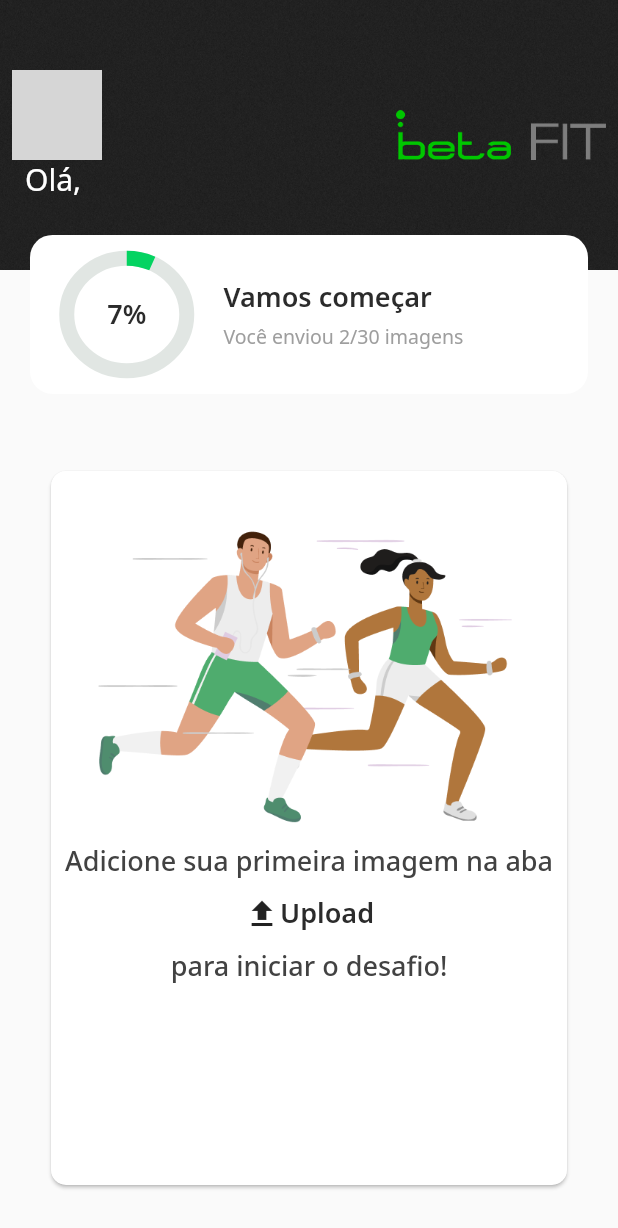
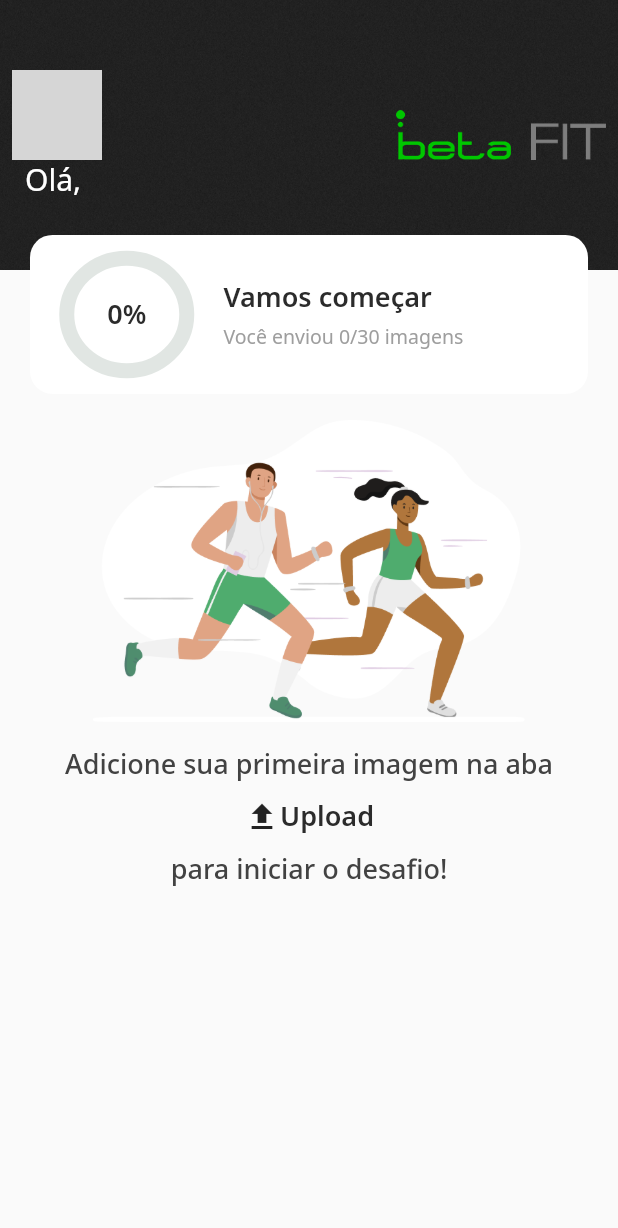
Before and after one commit to thiago1591/Beta_Fit, a Flutter app: the HomePage screen opened directly with empty values, on a phone screen of 412 x 824 dp. Shown: the top 1228 px of the screen. Run offline on Flutter 3.47's test engine with Material 2 defaults, Android fonts, the phone set to English and light mode, and no system bars; our stand-ins replace cloud_firestore, firebase_core, firebase_storage, google_fonts, google_sign_in, image_cropper and 3 more; accounts and stored records are empty; network calls fail; grey boxes are pictures that could not be loaded.

Commit message:
Some fixes

```diff
--- a/lib/home/home_page.dart
+++ b/lib/home/home_page.dart
@@ -1,10 +1,11 @@
-import 'dart:convert';
 import 'package:beta_fit/home/widgets/appbar/app_bar_widget.dart';
 import 'package:beta_fit/home/widgets/begin_challenge/begin_challenge_widget.dart';
+import 'package:beta_fit/shared/services/map_indexed.dart';
 import 'package:beta_fit/home/widgets/imagecard/image_card_widget.dart';
 import 'package:beta_fit/shared/controllers/images_controller.dart';
 import 'package:beta_fit/shared/models/user_model.dart';
 import 'package:flutter/material.dart';
+
 
 class HomePage extends StatefulWidget {
   final UserModel user;
@@ -20,7 +21,7 @@ class _HomePageState extends State<HomePage> {
   Widget build(BuildContext context) {
     return Scaffold(
       body: FutureBuilder(
-        future: imagesController.getImagesLocal(context, widget.user),
+        future: imagesController.getImagesFirebase(widget.user),
         builder: (context, snapshot) {
 
           if (!snapshot.hasData) {
@@ -29,11 +30,11 @@ class _HomePageState extends State<HomePage> {
             );
           }
 
-          List imagesList = jsonDecode(snapshot.data.toString());
+          List imagesList = snapshot.data! as List;
 
           if (imagesList.length == 0) {
             return BeginChallengeWidget(
-                user: widget.user, imagesQtt: 2);
+                user: widget.user, imagesQtt: 0);
           }
 
           return Scaffold(
@@ -48,12 +49,12 @@ class _HomePageState extends State<HomePage> {
                       mainAxisSpacing: 0,
                       crossAxisCount: 2,
                       children: imagesList
-                          .map((item) => ImageCardWidget(
-                              profileImage: "$item",
-                              date: "nao implementado ainda"))
+                          .mapIndexed((index,item) => ImageCardWidget(
+                              profileImage: "${item['imageURL']}",
+                              date: "${item['date']}"))
                           .toList(),
                     ),
-                  )
+                  ),
                 ],
               ),
             ),
--- a/lib/home/widgets/begin_challenge/begin_challenge_widget.dart
+++ b/lib/home/widgets/begin_challenge/begin_challenge_widget.dart
@@ -6,7 +6,9 @@ import 'package:flutter/material.dart';
 class BeginChallengeWidget extends StatelessWidget {
   final UserModel user;
   final int imagesQtt;
-  const BeginChallengeWidget({ Key? key, required this.user, required this.imagesQtt }) : super(key: key);
+  const BeginChallengeWidget(
+      {Key? key, required this.user, required this.imagesQtt})
+      : super(key: key);
 
   @override
   Widget build(BuildContext context) {
@@ -16,20 +18,14 @@ class BeginChallengeWidget extends StatelessWidget {
           user,
           imagesQtt,
         ),
-        body: Center(
-          child: Padding(
-            padding: const EdgeInsets.all(30),
-            child: Container(
-              child: Card(
-                  shape: RoundedRectangleBorder(
-                      borderRadius: BorderRadius.circular(10)),
-                  child: Padding(
-                    padding: const EdgeInsets.all(8.0),
+        body: SingleChildScrollView(
           child: Column(
             children: [
-                        Image.asset('assets/images/workout2.png'),
+              FractionallySizedBox(
+                widthFactor: 0.7,
+                child: Image.asset('assets/images/workout2.png')),
               SizedBox(
-                          height: 10,
+                height: 15,
               ),
               Text(
                 'Adicione sua primeira imagem na aba',
@@ -59,9 +55,6 @@ class BeginChallengeWidget extends StatelessWidget {
               ),
             ],
           ),
-                  )),
-            ),
-          ),
         ),
       ),
     );
--- a/lib/home/widgets/imagecard/image_card_widget.dart
+++ b/lib/home/widgets/imagecard/image_card_widget.dart
@@ -1,3 +1,4 @@
+import 'package:beta_fit/shared/services/format_date.dart';
 import 'package:flutter/material.dart';
 
 class ImageCardWidget extends StatelessWidget {
@@ -37,7 +38,7 @@ class ImageCardWidget extends StatelessWidget {
                         mainAxisAlignment: MainAxisAlignment.center,
                         children: [
                           Text(
-                            '16/08',
+                            '${formatDate(date)}',
                             style: TextStyle(fontWeight: FontWeight.bold),
                           ),
                         ],
--- a/lib/login/login_controller.dart
+++ b/lib/login/login_controller.dart
@@ -1,4 +1,4 @@
-import 'package:beta_fit/shared/auth/auth_controller.dart';
+import 'package:beta_fit/shared/controllers/auth_controller.dart';
 import 'package:beta_fit/shared/controllers/users_controller.dart';
 import 'package:beta_fit/shared/models/user_model.dart';
 import 'package:beta_fit/shared/services/get_first_name.dart';
--- a/lib/ranking/ranking_page.dart
+++ b/lib/ranking/ranking_page.dart
@@ -30,6 +30,7 @@ class _RankingPageState extends State<RankingPage> {
 
           List<UserModel> usersList = usersController.orderUsers(snapshot);
           return SafeArea(
+
             child: Container(
               child: Column(
                 children: [
@@ -52,7 +53,7 @@ class _RankingPageState extends State<RankingPage> {
                   Expanded(
                     child: ListView.builder(
                       physics: const BouncingScrollPhysics(
-                          parent: AlwaysScrollableScrollPhysics()),
+                      parent: AlwaysScrollableScrollPhysics()),
                       shrinkWrap: true,
                       itemCount: usersList.length,
                       itemBuilder: (context, index) {
--- a/lib/shared/auth/auth_controller.dart
+++ b/lib/shared/controllers/auth_controller.dart
@@ -1,4 +1,4 @@
-import 'package:beta_fit/bottomNavigation/bottom_navigation.dart';
+import 'package:beta_fit/bottom_navigation/bottom_navigation.dart';
 import 'package:beta_fit/login/login_page.dart';
 import 'package:beta_fit/shared/models/user_model.dart';
 import 'package:flutter/material.dart';
--- /dev/null
+++ b/lib/shared/services/format_date.dart
@@ -0,0 +1,6 @@
+
+formatDate(String date) {
+  var parsedDate = DateTime.parse(date);
+  var newDate = "${parsedDate.day}/${parsedDate.month}";
+  return newDate;
+}
--- a/lib/splash/splash_page.dart
+++ b/lib/splash/splash_page.dart
@@ -1,5 +1,5 @@
 import 'package:beta_fit/core/app_text_styles.dart';
-import 'package:beta_fit/shared/auth/auth_controller.dart';
+import 'package:beta_fit/shared/controllers/auth_controller.dart';
 import 'package:flutter/material.dart';
 
 class SplashPage extends StatelessWidget {
--- a/lib/upload_image/widgets/preview_image_widget.dart
+++ b/lib/upload_image/widgets/preview_image_widget.dart
@@ -18,6 +18,7 @@ class PreviewImageWidget extends StatefulWidget {
 }
 
 class _PreviewImageWidgetState extends State<PreviewImageWidget> {
+
   @override
   Widget build(BuildContext context) {
     final ImagePicker _picker = ImagePicker();
@@ -74,7 +75,6 @@ class _PreviewImageWidgetState extends State<PreviewImageWidget> {
     return Padding(
       padding: const EdgeInsets.only(bottom: 35),
       child: FloatingActionButton(
-          //onPressed: () {print(widget.user.id);},
           onPressed: _selectPhoto,
           backgroundColor: AppColors.black,
           child: Icon(Icons.add)),
```
Also changed, not shown: lib/congratulation/congratulation_page.dart (+16 -3 lines), lib/shared/controllers/images_controller.dart (+12 -24 lines), lib/shared/controllers/users_controller.dart (+15 -7 lines), lib/shared/services/map_indexed.dart (added, +8 -0 lines), lib/upload_image/upload_image_page.dart (+0 -7 lines), lib/bottom_navigation/bottom_navigation.dart (renamed from lib/bottomNavigation/bottom_navigation.dart). Lines whose indentation alone changed are shown as unchanged.
